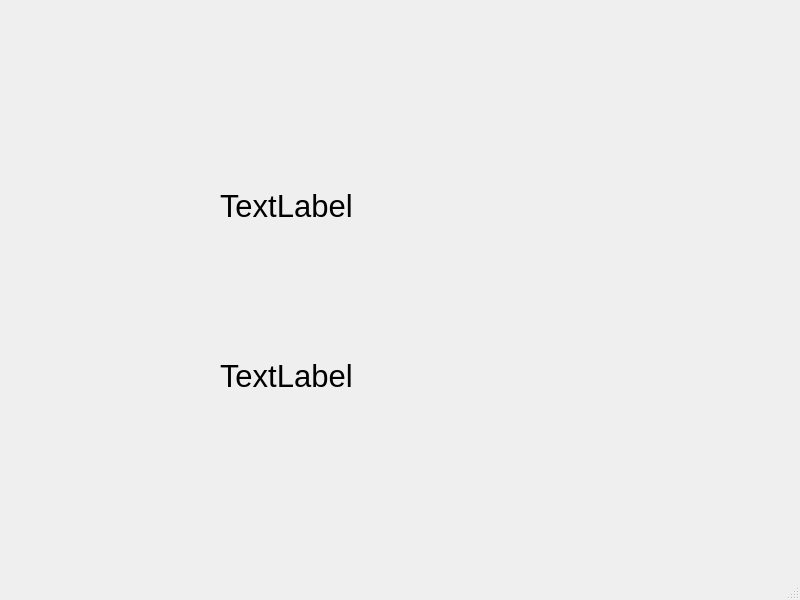
The window that V2.3/accueilutilisateur.ui (emiliagoeurymayo/ShareCount) describes before a commit, drawn with Qt 5.
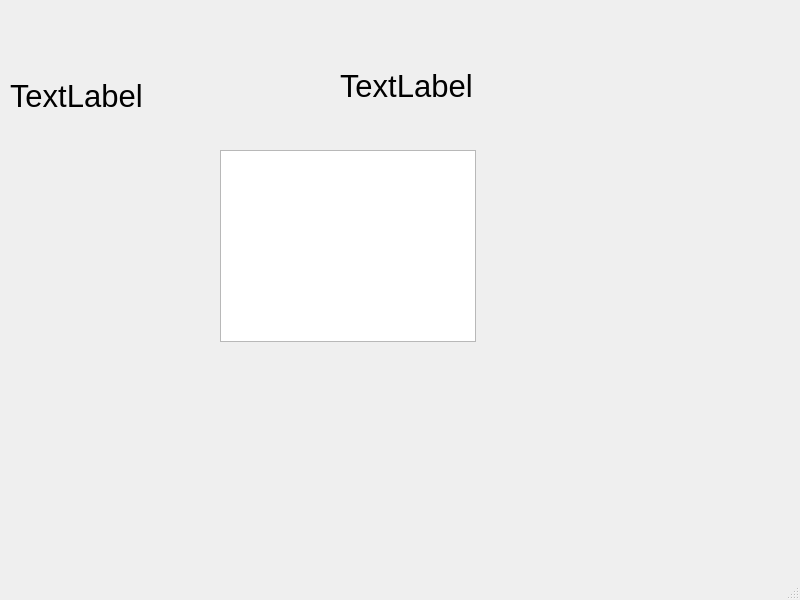
The same window after the commit.

Commit message: vue comptePartagé pour util connecté ook

Patch:
```diff
--- a/V2.3/accueilutilisateur.ui
+++ b/V2.3/accueilutilisateur.ui
@@ -17,8 +17,8 @@
    <widget class="QLabel" name="Prenom">
     <property name="geometry">
      <rect>
-      <x>220</x>
-      <y>120</y>
+      <x>10</x>
+      <y>10</y>
       <width>261</width>
       <height>171</height>
      </rect>
@@ -35,8 +35,8 @@
    <widget class="QLabel" name="Nom">
     <property name="geometry">
      <rect>
-      <x>220</x>
-      <y>290</y>
+      <x>340</x>
+      <y>0</y>
       <width>261</width>
       <height>171</height>
      </rect>
@@ -50,6 +50,16 @@
      <string>TextLabel</string>
     </property>
    </widget>
+   <widget class="QListView" name="listCompte">
+    <property name="geometry">
+     <rect>
+      <x>220</x>
+      <y>150</y>
+      <width>256</width>
+      <height>192</height>
+     </rect>
+    </property>
+   </widget>
   </widget>
   <widget class="QMenuBar" name="menubar">
    <property name="geometry">
```
Left out of the diff: 2 changed lines with no effect on the pictures. The commit also changes 13 other files.
